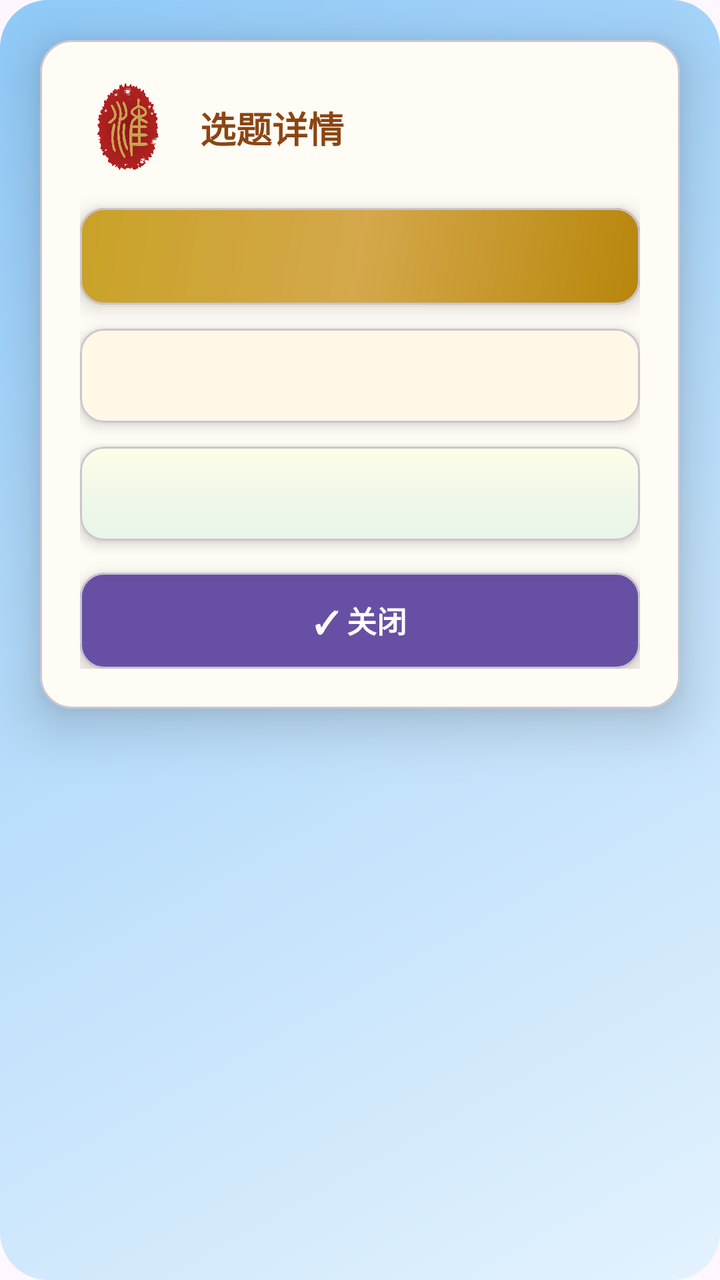
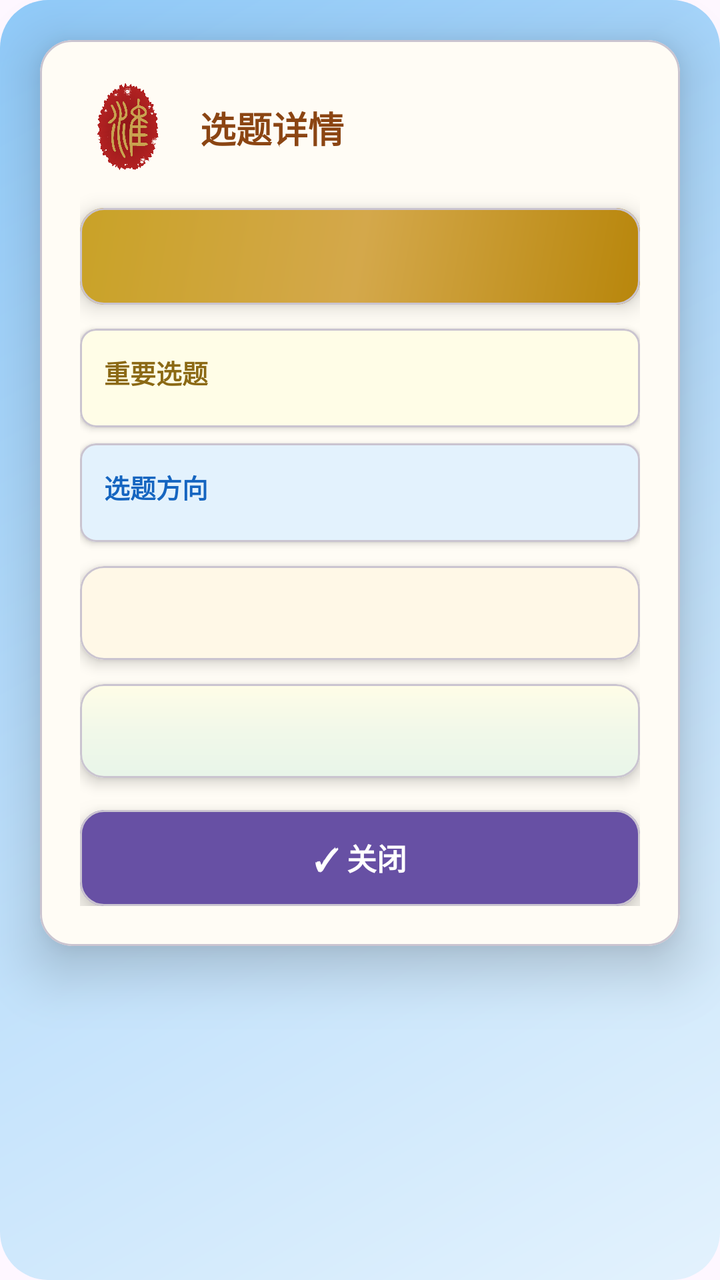

The first picture is an Android layout as it rendered before a commit; the second is the same layout after the commit. The layout source and the unified diff follow.
<!-- AndroidManifest.xml: application theme Theme.TaxGroup -->
<!-- res/layout/dialog_topic_detail.xml -->
<?xml version="1.0" encoding="utf-8"?>
<FrameLayout xmlns:android="http://schemas.android.com/apk/res/android"
    xmlns:app="http://schemas.android.com/apk/res-auto"
    android:layout_width="match_parent"
    android:layout_height="wrap_content"
    android:background="@drawable/bg_dialog_3d">

    <com.google.android.material.card.MaterialCardView
        android:layout_width="match_parent"
        android:layout_height="wrap_content"
        android:layout_margin="20dp"
        app:cardCornerRadius="16dp"
        app:cardElevation="16dp"
        app:cardBackgroundColor="#FFFCF5">

        <LinearLayout
            android:layout_width="match_parent"
            android:layout_height="wrap_content"
            android:orientation="vertical"
            android:padding="20dp">

            
            <LinearLayout
                android:layout_width="match_parent"
                android:layout_height="wrap_content"
                android:orientation="horizontal"
                android:gravity="center_vertical"
                android:layout_marginBottom="16dp">

                <ImageView
                    android:layout_width="48dp"
                    android:layout_height="48dp"
                    android:src="@drawable/ic_login_logo"
                    android:contentDescription="Logo" />

                <TextView
                    android:layout_width="wrap_content"
                    android:layout_height="wrap_content"
                    android:layout_marginStart="12dp"
                    android:text="选题详情"
                    android:textSize="18sp"
                    android:textStyle="bold"
                    android:textColor="#8B4513" />
            </LinearLayout>

            
            <com.google.android.material.card.MaterialCardView
                android:layout_width="match_parent"
                android:layout_height="wrap_content"
                app:cardCornerRadius="12dp"
                app:cardElevation="6dp"
                android:layout_marginBottom="12dp">

                <LinearLayout
                    android:layout_width="match_parent"
                    android:layout_height="wrap_content"
                    android:orientation="vertical"
                    android:padding="14dp"
                    android:background="@drawable/bg_card_gold_deep">

                    <TextView
                        android:id="@+id/tv_detail_title"
                        android:layout_width="match_parent"
                        android:layout_height="wrap_content"
                        android:textSize="15sp"
                        android:textColor="#FFFFFF"
                        android:textStyle="bold"
                        android:lineSpacingMultiplier="1.2" />
                </LinearLayout>
            </com.google.android.material.card.MaterialCardView>

            
            <com.google.android.material.card.MaterialCardView
                android:layout_width="match_parent"
                android:layout_height="wrap_content"
                app:cardCornerRadius="12dp"
                app:cardElevation="4dp"
                android:layout_marginBottom="12dp">

                <LinearLayout
                    android:layout_width="match_parent"
                    android:layout_height="wrap_content"
                    android:orientation="vertical"
                    android:padding="14dp"
                    android:background="@drawable/bg_card_cream">

                    <ScrollView
                        android:layout_width="match_parent"
                        android:layout_height="wrap_content"
                        android:maxHeight="180dp">

                        <TextView
                            android:id="@+id/tv_detail_content"
                            android:layout_width="match_parent"
                            android:layout_height="wrap_content"
                            android:textSize="14sp"
                            android:textColor="#5D4E37"
                            android:lineSpacingMultiplier="1.3" />
                    </ScrollView>
                </LinearLayout>
            </com.google.android.material.card.MaterialCardView>

            
            <com.google.android.material.card.MaterialCardView
                android:layout_width="match_parent"
                android:layout_height="wrap_content"
                app:cardCornerRadius="12dp"
                app:cardElevation="4dp"
                android:layout_marginBottom="16dp">

                <LinearLayout
                    android:layout_width="match_parent"
                    android:layout_height="wrap_content"
                    android:orientation="horizontal"
                    android:gravity="center_vertical"
                    android:padding="14dp"
                    android:background="@drawable/bg_card_teal_gold">

                    <TextView
                        android:id="@+id/tv_detail_depart"
                        android:layout_width="wrap_content"
                        android:layout_height="wrap_content"
                        android:textSize="14sp"
                        android:textColor="#1B5E56"
                        android:textStyle="bold" />
                </LinearLayout>
            </com.google.android.material.card.MaterialCardView>

            
            <com.google.android.material.card.MaterialCardView
                android:layout_width="match_parent"
                android:layout_height="wrap_content"
                app:cardCornerRadius="12dp"
                app:cardElevation="8dp">

                <Button
                    android:id="@+id/btn_close"
                    android:layout_width="match_parent"
                    android:layout_height="48dp"
                    android:text="✓ 关闭"
                    android:textSize="15sp"
                    android:textColor="#FFFFFF"
                    android:textStyle="bold"
                    android:background="@drawable/bg_btn_vermilion"
                    android:stateListAnimator="@null" />
            </com.google.android.material.card.MaterialCardView>

        </LinearLayout>
    </com.google.android.material.card.MaterialCardView>
</FrameLayout>
<!-- resources referenced by this layout -->
<resources>
  <!-- drawable bg_btn_vermilion (drawable) -->
  <?xml version="1.0" encoding="utf-8"?>
  <shape xmlns:android="http://schemas.android.com/apk/res/android"
      android:shape="rectangle">
      <gradient
          android:angle="90"
          android:startColor="#C62828"
          android:centerColor="#D32F2F"
          android:endColor="#B71C1C"
          android:type="linear" />
      <corners android:radius="12dp" />
  </shape>
  <!-- drawable bg_card_cream (drawable) -->
  <?xml version="1.0" encoding="utf-8"?>
  <shape xmlns:android="http://schemas.android.com/apk/res/android"
      android:shape="rectangle">
      <solid android:color="#FFF8E7" />
  </shape>
  <!-- drawable bg_card_gold_deep (drawable) -->
  <?xml version="1.0" encoding="utf-8"?>
  <shape xmlns:android="http://schemas.android.com/apk/res/android"
      android:shape="rectangle">
      <gradient
          android:angle="135"
          android:startColor="#B8860B"
          android:centerColor="#D4A84B"
          android:endColor="#C9A227"
          android:type="linear" />
  </shape>
  <!-- drawable bg_card_teal_gold (drawable) -->
  <?xml version="1.0" encoding="utf-8"?>
  <shape xmlns:android="http://schemas.android.com/apk/res/android"
      android:shape="rectangle">
      <gradient
          android:angle="90"
          android:startColor="#E8F5E9"
          android:centerColor="#F1F8E9"
          android:endColor="#FFFDE7"
          android:type="linear" />
  </shape>
  <!-- drawable bg_dialog_3d (drawable) -->
  <?xml version="1.0" encoding="utf-8"?>
  <shape xmlns:android="http://schemas.android.com/apk/res/android"
      android:shape="rectangle">
      <corners android:radius="24dp" />
      <gradient
          android:startColor="#E3F2FD"
          android:centerColor="#BBDEFB"
          android:endColor="#90CAF9"
          android:angle="135" />
  </shape>
  <!-- drawable ic_login_logo: png bitmap (drawable, 154789 bytes) -->
  <style name="Theme.TaxGroup" parent="Base.Theme.TaxGroup" />
  <style name="Base.Theme.TaxGroup" parent="Theme.Material3.DayNight.NoActionBar">
          
          
      </style>
</resources>

<!-- the commit's change to res/layout/dialog_topic_detail.xml (unified diff, before → after) -->
@@ -66,6 +66,60 @@
                         android:textColor="#FFFFFF"
                         android:textStyle="bold"
                         android:lineSpacingMultiplier="1.2" />
+                </LinearLayout>
+            </com.google.android.material.card.MaterialCardView>
+
+            
+            <com.google.android.material.card.MaterialCardView
+                android:layout_width="match_parent"
+                android:layout_height="wrap_content"
+                app:cardCornerRadius="8dp"
+                app:cardElevation="2dp"
+                app:cardBackgroundColor="#FFFDE7"
+                android:layout_marginBottom="8dp">
+
+                <LinearLayout
+                    android:id="@+id/ll_detail_important_types"
+                    android:layout_width="match_parent"
+                    android:layout_height="wrap_content"
+                    android:orientation="vertical"
+                    android:padding="12dp">
+
+                    <TextView
+                        android:layout_width="wrap_content"
+                        android:layout_height="wrap_content"
+                        android:text="重要选题"
+                        android:textSize="13sp"
+                        android:textColor="#8B6914"
+                        android:textStyle="bold"
+                        android:layout_marginBottom="6dp" />
+                </LinearLayout>
+            </com.google.android.material.card.MaterialCardView>
+
+            
+            <com.google.android.material.card.MaterialCardView
+                android:layout_width="match_parent"
+                android:layout_height="wrap_content"
+                app:cardCornerRadius="8dp"
+                app:cardElevation="2dp"
+                app:cardBackgroundColor="#E3F2FD"
+                android:layout_marginBottom="12dp">
+
+                <LinearLayout
+                    android:id="@+id/ll_detail_direction_types"
+                    android:layout_width="match_parent"
+                    android:layout_height="wrap_content"
+                    android:orientation="vertical"
+                    android:padding="12dp">
+
+                    <TextView
+                        android:layout_width="wrap_content"
+                        android:layout_height="wrap_content"
+                        android:text="选题方向"
+                        android:textSize="13sp"
+                        android:textColor="#1565C0"
+                        android:textStyle="bold"
+                        android:layout_marginBottom="6dp" />
                 </LinearLayout>
             </com.google.android.material.card.MaterialCardView>
 
